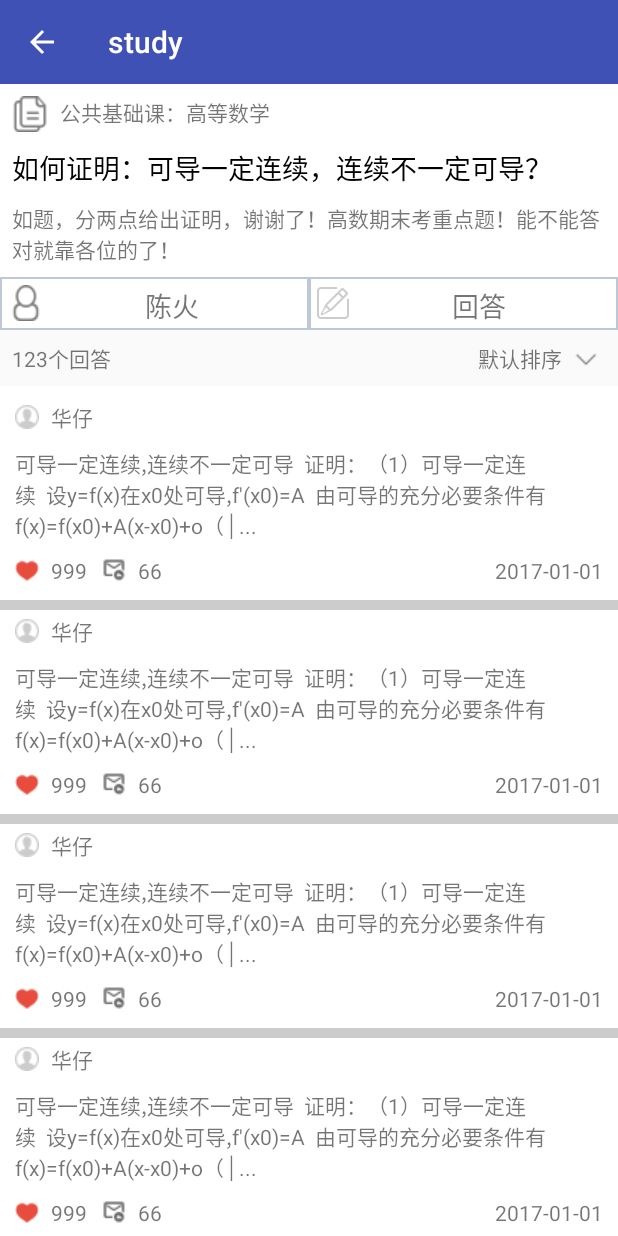
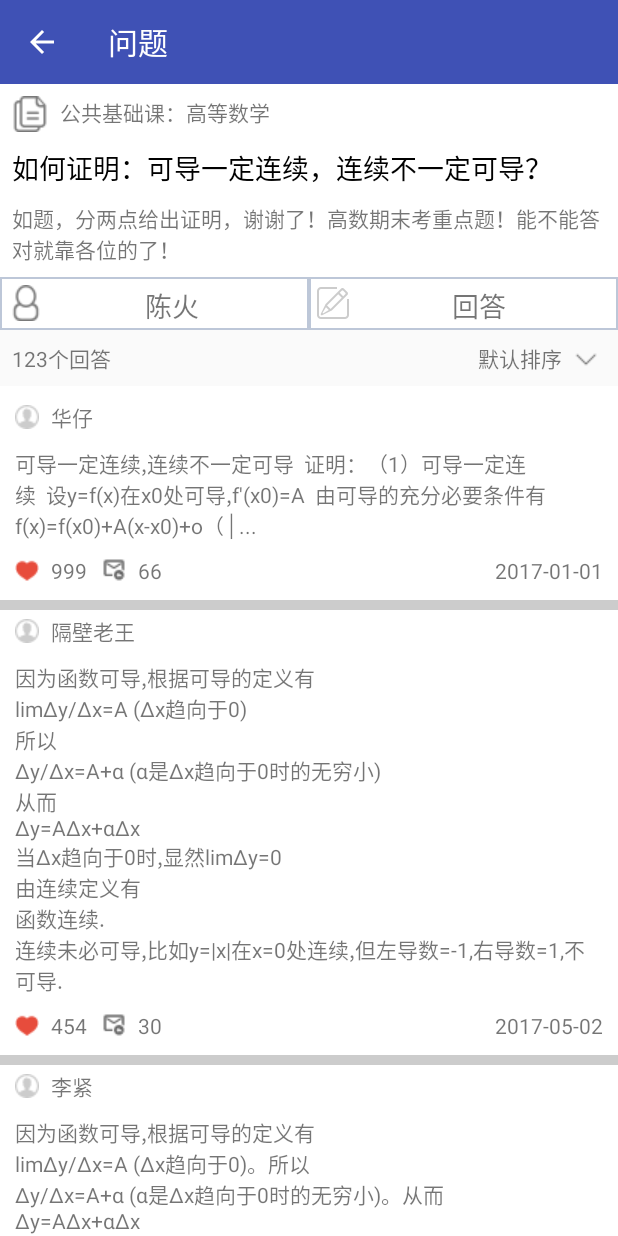
Before and after one commit to SrtpStudy/YiQiXue, an Android app: the QuestionInfoActivity screen opened directly, with no data from a screen before it, on a phone screen of 412 x 824 dp. Run offline under Robolectric (Android 15) with nearby library versions, the phone set to English and light mode, and no system bars; 4 statements that could not run were skipped.

Commit message:
示例项内容更新

```diff
--- a/study/app/src/main/java/com/cslaker/study/activity/QuestionInfoActivity.java
+++ b/study/app/src/main/java/com/cslaker/study/activity/QuestionInfoActivity.java
@@ -7,6 +7,8 @@ import android.support.v7.app.AppCompatActivity;
 import android.support.v7.widget.LinearLayoutManager;
 import android.support.v7.widget.RecyclerView;
 import android.support.v7.widget.Toolbar;
+import android.view.Menu;
+import android.view.MenuItem;
 import android.view.View;
 import android.widget.TextView;
 
@@ -33,12 +35,7 @@ public class QuestionInfoActivity  extends AppCompatActivity implements View.OnC
         super.onCreate(savedInstanceState);
         setContentView(R.layout.activity_question_info);
         Toolbar toolbar = (Toolbar) findViewById(R.id.toolbar);
-        toolbar.setNavigationOnClickListener(new View.OnClickListener() {
-            @Override
-            public void onClick(View v) {
-                finish();
-            }
-        });
+        toolbar.setTitle("问题");
         setSupportActionBar(toolbar);
         getSupportActionBar().setDisplayHomeAsUpEnabled(true);
 
@@ -65,19 +62,69 @@ public class QuestionInfoActivity  extends AppCompatActivity implements View.OnC
     }
 
     private void initDatas() {
-        Answer answer = new Answer();
-        answer.setUser("华仔");
-        answer.setContens("可导一定连续,连续不一定可导  证明：（1）可导一定连续  设y=f(x)在x0处可导,f'(x0)=A  由可导的充分必要条件有  f(x)=f(x0)+A(x-x0)+o（│...");
-        answer.setTime("2017-01-01");
-        answer.setReplayNumbers(66);
-        answer.setLikeNumbers(999);
+        mAnswerList = new ArrayList<>();
+        Answer answer1 = new Answer();
+        answer1.setUser("华仔");
+        answer1.setContens("可导一定连续,连续不一定可导  证明：（1）可导一定连续  设y=f(x)在x0处可导,f'(x0)=A  由可导的充分必要条件有  f(x)=f(x0)+A(x-x0)+o（│...");
+        answer1.setTime("2017-01-01");
+        answer1.setReplayNumbers(66);
+        answer1.setLikeNumbers(999);
+        mAnswerList.add(answer1);
 
-        mAnswerList = new ArrayList<>();
-        for (int i = 0; i < 20; i ++) {
+        Answer answer2 = new Answer();
+        answer2.setUser("隔壁老王");
+        answer2.setContens("因为函数可导,根据可导的定义有\n" +
+                "limΔy/Δx=A (Δx趋向于0)\n" +
+                "所以\n" +
+                "Δy/Δx=A+α (α是Δx趋向于0时的无穷小)\n" +
+                "从而\n" +
+                "Δy=AΔx+αΔx\n" +
+                "当Δx趋向于0时,显然limΔy=0\n" +
+                "由连续定义有\n" +
+                "函数连续.\n" +
+                "连续未必可导,比如y=|x|在x=0处连续,但左导数=-1,右导数=1,不可导.");
+        answer2.setTime("2017-05-02");
+        answer2.setReplayNumbers(30);
+        answer2.setLikeNumbers(454);
+        mAnswerList.add(answer2);
+
+        Answer answer3 = new Answer();
+        answer3.setUser("李紧");
+        answer3.setContens("因为函数可导,根据可导的定义有\n" +
+                "limΔy/Δx=A (Δx趋向于0)。所以\n" +
+                "Δy/Δx=A+α (α是Δx趋向于0时的无穷小)。从而\n" +
+                "Δy=AΔx+αΔx\n" +
+                "当Δx趋向于0时,显然limΔy=0\n" +
+                "由连续定义有：函数连续.\n" +
+                "连续未必可导,比如y=|x|在x=0处连续,但左导数=-1,右导数=1,不可导.");
+        answer3.setTime("2017-05-02");
+        answer3.setReplayNumbers(30);
+        answer3.setLikeNumbers(454);
+        mAnswerList.add(answer3);
+/*        for (int i = 0; i < 20; i ++) {
             mAnswerList.add(answer);
-        }
+        }*/
     }
 
+    public boolean onCreateOptionsMenu(Menu menu) {
+        getMenuInflater().inflate(R.menu.menu, menu);
+        menu .findItem(R.id.ab_save).setVisible(false);
+        menu .findItem(R.id.ab_search).setVisible(false);
+        menu .findItem(R.id.ab_edit).setVisible(false);
+        menu .findItem(R.id.ab_share).setVisible(true);
+        menu .findItem(R.id.ab_more).setVisible(true);
+        return true;
+    }
+
+    @Override
+    public boolean onOptionsItemSelected(MenuItem item) {
+        switch (item.getItemId()) {
+            case android.R.id.home:
+                this.finish();
+                break;
+        }
+        return super.onOptionsItemSelected(item);
+    }
 
     @Override
     public void onClick(View v) {
```
Also changed, not shown: study/app/src/main/java/com/cslaker/study/fragment/HomeFragment.java (+28 -9 lines).
